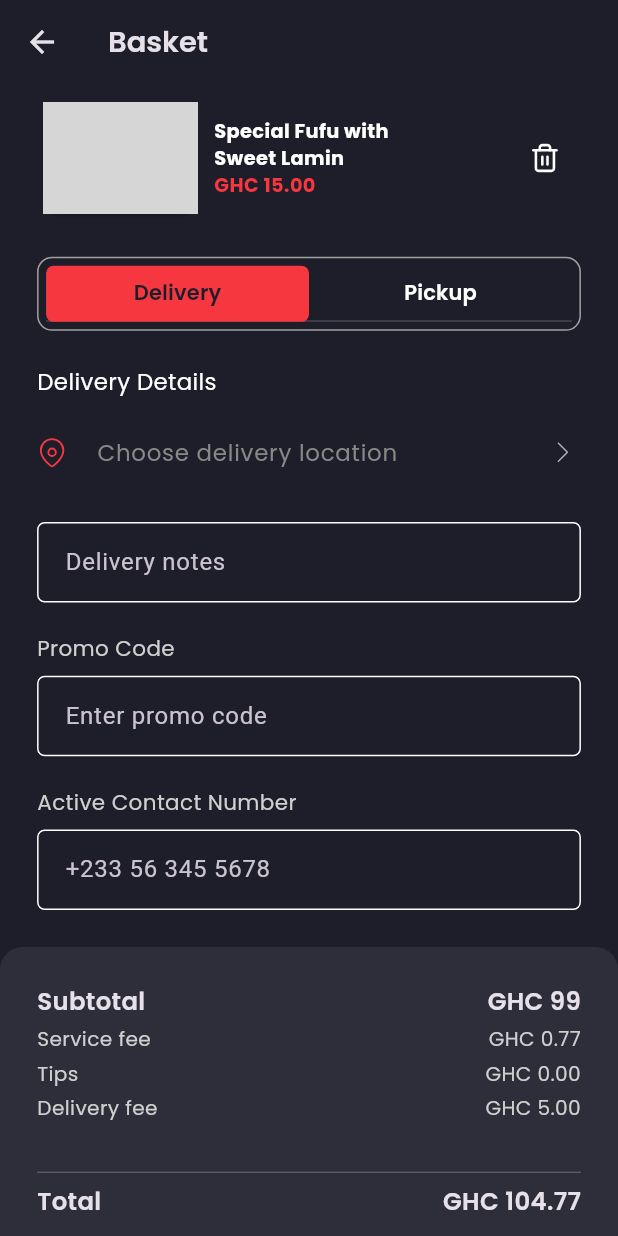
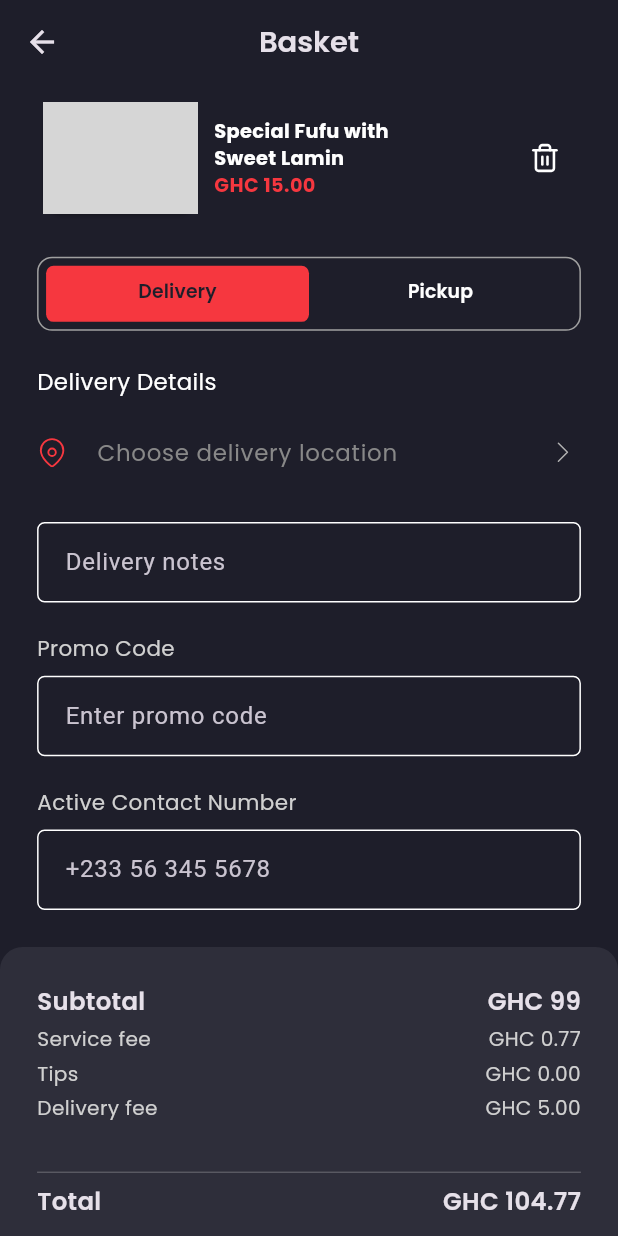
Before and after one commit to DiDi-App/Mobile-App, a Flutter app: the PaymentScreen screen opened directly, on a phone screen of 412 x 824 dp. Run offline on Flutter 3.47's test engine with Material 3 defaults, Android fonts, the phone set to English and light mode, and no system bars; drawn by our look-alikes of cached_network_image; our stand-ins replace flutter_bloc, flutter_svg, fpdart, get_it, hive, responsive_sizer and 2 more; accounts and stored records are empty; network calls fail; statements that could not run were skipped; grey boxes are pictures that could not be loaded.

Commit message:
fix: fix responsivity issues on tablet devices

```diff
--- a/Didi/lib/src/features/auth/data/datasources/auth_remote_data_source.dart
+++ b/Didi/lib/src/features/auth/data/datasources/auth_remote_data_source.dart
@@ -170,6 +170,7 @@ class AuthRemoteDataSourceImpl implements AuthRemoteDataSource {
 
       if (response.statusCode != 201) {
         final resMap = jsonDecode(response.body) as Map<String, dynamic>;
+
         throw AuthException(
           message: resMap["error"] ??
               resMap["message"] ??
--- a/Didi/lib/src/features/auth/data/repository/auth_repository_impl.dart
+++ b/Didi/lib/src/features/auth/data/repository/auth_repository_impl.dart
@@ -102,7 +102,6 @@ class AuthRepositoryImpl implements AuthRepository {
   Future<Either<AuthFailure, UserEntity>> getLoggedInuser() async {
     try {
       final user = await _authLocalDataSource.getLoggedInUserInfo();
-      print(user);
       return right(user);
     } on AuthException catch (e) {
       return left(AuthFailure(message: e.message));
--- a/Didi/lib/src/features/listings/presentation/pages/food_detail_page.dart
+++ b/Didi/lib/src/features/listings/presentation/pages/food_detail_page.dart
@@ -27,7 +27,7 @@ class FoodDetailPage extends StatelessWidget {
                   height: 25.h,
                   width: double.infinity,
                   imageUrl:
-                      "https://s3-alpha-sig.figma.com/img/09e0/0b8d/8839ae83655bea151d87fd6746130b0c?Expires=1732492800&Key-Pair-Id=APKAQ4GOSFWCVNEHN3O4&Signature=fxWoEfnpGLZl4A~m6Q7G0B4712dF3fi8DwJtBPuwNL1aDYEijAn1zVKMr3DK6TMkR~ZI9JP02zw9Xx5iTcQtDB1x87~D3hqPIVg27d9QmBrugdHA5QmOH6uc6N0hZwmWqnwgsDHryf1dL4Ht4x61c5r7RYGH7rEOoYHYYtuyVKAT~kW5HL3LrGi95JgUXpGkSPD6WuCSUwsScU0ZOC43Ob~ivZsyxnhey17~iBEWduRl1SjdL3iWhtKl6BkYfg2O6u7EDU2zYg39pankH4jUnPpLGgwV8GRBc6XkoKKAEtA0~3w5g4reWlfjeu27Yznyhz3MtjHK2GQjBkIKbde9zw__",
+                      "https://s3-alpha-sig.figma.com/img/09e0/0b8d/8839ae83655bea151d87fd6746130b0c?Expires=1734307200&Key-Pair-Id=APKAQ4GOSFWCVNEHN3O4&Signature=p0lT9NTzeGHGzCZg2sB4MhTU8HeC8lkOf53-6JHVJP21OKTdpdFlHMqrcDsUQzQyORQwzmG4WpFxbXnWRaLju2nx-2Is8PMVB4lR8rIJhVA8qiz-t11sNkNsNmPP1G7nTCpJQRf-9I~QVHOeZGIRcLBnJ0nJssoIadSx6yZ9Nws-02ZMArJ9trHdiZmEPFIa0EVOKuZkw2BPWbT4BxCjA3PtO7tb95CN6GU~rETMH75ZLp2-yIzSissHX2AQ8RNDPVVvTiJwcfTeUBDvw9tvXhsfh9lHdd9eI6k13YLU5IQt0aYivIZXbDW9eWhr94qNQqm0~QfdrOxBOCvHsoyPkA__",
                 ),
                 Positioned(
                   left: 7.w,
--- a/Didi/lib/src/features/listings/presentation/widgets/announcement_card.dart
+++ b/Didi/lib/src/features/listings/presentation/widgets/announcement_card.dart
@@ -18,9 +18,9 @@ class AnnouncementCard extends StatelessWidget {
         children: [
           CachedNetworkImage(
             imageUrl:
-                "https://s3-alpha-sig.figma.com/img/7c7c/531b/3da34e93e27d789f8c8aa942ef6a80a3?Expires=1732492800&Key-Pair-Id=APKAQ4GOSFWCVNEHN3O4&Signature=Ta1-C7xg62ZQDuvW8Fzh2ldiY9XszlOeTIMTgdUQGC9YeGkxw~9hQOmyJFQSrHRQ-RwIGIjUkirEiwqgQv~1w8fMveRX9yEdWzJ3rKYSHCKXJDrUHk3f6wYdf2qskj5nLGLFC6NMOTFu7DN1zWfaOG7ppdn~dPBtu1ES92Z9m~YGcnW~PDcZ-cDnwN9vNhFuQk8ChVGnoJsVsu0xhiKbbw9aMYGDhVPjqCjKKvuKnBRBLanxGzU3uD7piaVjodLoknohN6XNqnLSTcDcZcVCp7J4fnH6QopxrUCANTV89PxTwgGCC8iy7ZuQlQihHQCIerUZ0CZBVQY~O7HhylJe-Q__",
+                "https://s3-alpha-sig.figma.com/img/7c7c/531b/3da34e93e27d789f8c8aa942ef6a80a3?Expires=1734307200&Key-Pair-Id=APKAQ4GOSFWCVNEHN3O4&Signature=grCRDiyS~CRoFzxlUM~CANwRddDx1qWVo~EULJEHTvC~i82mlbh~xQRnBNMxgl5JR4q3jf2iro5xTWQrkllLMg6SbmlWhM116kDE3LBTEwEFsPUbRXLolkj1KpKgsPcUs5eU-O1QLXekuyhGgq-BSmWEaU3JDYR5ZdHHGtdDRBx98Fxw-9m7oVcDhyB-OEXheQNJ46X-8D6o4ToezjVVJYmD2Bj2S1u3mwec6PQhY4EJx~UQaLL0LkjwlfyJh0Qg6EApdmRBYp9CHEl64~HlxQDb6zYbBpkgYXOwyjVC7oJGYwC7~hisFAAI-dyahdEiyAAxwgTFMVWV0NMkPsJyfQ__",
             fit: BoxFit.cover,
-            height: 14.h,
+            height: Device.screenType == ScreenType.tablet ? 16.h : 14.h,
             width: double.infinity,
           ),
           Positioned(
--- a/Didi/lib/src/features/listings/presentation/widgets/custom_chip.dart
+++ b/Didi/lib/src/features/listings/presentation/widgets/custom_chip.dart
@@ -1,5 +1,6 @@
 import 'package:didi/src/core/theme/theme_colors.dart';
 import 'package:flutter/material.dart';
+import 'package:responsive_sizer/responsive_sizer.dart';
 
 class CustomChip extends StatefulWidget {
   const CustomChip({super.key, required this.onTap, required this.label});
@@ -12,6 +13,7 @@ class CustomChip extends StatefulWidget {
 }
 
 class _CustomChipState extends State<CustomChip> {
+  final isTablet = Device.screenType == ScreenType.tablet;
   int ctr = 0;
   @override
   Widget build(BuildContext context) {
@@ -22,6 +24,7 @@ class _CustomChipState extends State<CustomChip> {
         setState(() {});
       },
       child: Chip(
+        padding: EdgeInsets.all(isTablet ? 10 : 8),
         label: Text(widget.label),
         backgroundColor: ctr % 2 == 1
             ? AppThemeColors.kPrimaryButtonColor
--- a/Didi/lib/src/features/listings/presentation/widgets/food_info_container.dart
+++ b/Didi/lib/src/features/listings/presentation/widgets/food_info_container.dart
@@ -9,7 +9,7 @@ class FoodInfoContainer extends StatelessWidget {
   Widget build(BuildContext context) {
     return Container(
       decoration: BoxDecoration(
-        borderRadius: BorderRadius.circular(10),
+        borderRadius: BorderRadius.circular(3.w),
         color: AppThemeColors.kContainerColor,
       ),
       child: Padding(
--- a/Didi/lib/src/features/listings/presentation/widgets/meal_item.dart
+++ b/Didi/lib/src/features/listings/presentation/widgets/meal_item.dart
@@ -20,10 +20,10 @@ class MealItem extends StatelessWidget {
                 color: AppThemeColors.kTextFieldColor),
             clipBehavior: Clip.hardEdge,
             width: double.infinity,
-            height: 12.h,
+            height: Device.screenType == ScreenType.tablet ? 15.h : 12.h,
             child: CachedNetworkImage(
               imageUrl:
-                  "https://s3-alpha-sig.figma.com/img/7c7c/531b/3da34e93e27d789f8c8aa942ef6a80a3?Expires=1732492800&Key-Pair-Id=APKAQ4GOSFWCVNEHN3O4&Signature=Ta1-C7xg62ZQDuvW8Fzh2ldiY9XszlOeTIMTgdUQGC9YeGkxw~9hQOmyJFQSrHRQ-RwIGIjUkirEiwqgQv~1w8fMveRX9yEdWzJ3rKYSHCKXJDrUHk3f6wYdf2qskj5nLGLFC6NMOTFu7DN1zWfaOG7ppdn~dPBtu1ES92Z9m~YGcnW~PDcZ-cDnwN9vNhFuQk8ChVGnoJsVsu0xhiKbbw9aMYGDhVPjqCjKKvuKnBRBLanxGzU3uD7piaVjodLoknohN6XNqnLSTcDcZcVCp7J4fnH6QopxrUCANTV89PxTwgGCC8iy7ZuQlQihHQCIerUZ0CZBVQY~O7HhylJe-Q__",
+                  "https://s3-alpha-sig.figma.com/img/462c/1c30/5c73404962f595b8f282c749bd00fb31?Expires=1734307200&Key-Pair-Id=APKAQ4GOSFWCVNEHN3O4&Signature=dBQkzPZ7tAmAxH0qDsnaqDVKp1kwsv717HLdQRwYK3Yea88t4lq0p5EZv~8mpBWx6jFOd7BhUnhtn9PwQMQAs-sDO5--e7ZCf4KVxqpE-PWELJobfhOCRU3TIDALk2yGifkusURW91bUnHeAPUiIxcAola5UW06PiUofmIzpyHy425s2y0ovR2BnuCRZzz~axmDiPV9vNmkrwIx0P5FXuPelMtwQF8RupioSHCRwdlbKc2lVnxNNkFpPwNB-XHUiVU3hcBSp-EOAzSaTEycyM3LiXdDusbgx2YK0rlJbNq-MecufIx1rx-2~eRiYtoIjSmtRsW9BXKsfYPbCGwC7Hw__",
               fit: BoxFit.cover,
             ),
           ),
--- a/Didi/lib/src/features/listings/presentation/widgets/rounded_buttons.dart
+++ b/Didi/lib/src/features/listings/presentation/widgets/rounded_buttons.dart
@@ -1,5 +1,6 @@
 import 'package:didi/src/core/theme/theme_colors.dart';
 import 'package:flutter/material.dart';
+import 'package:responsive_sizer/responsive_sizer.dart';
 
 class RoundedButtons extends StatelessWidget {
   const RoundedButtons({super.key, required this.child, required this.onTap});
@@ -12,6 +13,7 @@ class RoundedButtons extends StatelessWidget {
     return GestureDetector(
       onTap: onTap,
       child: CircleAvatar(
+        radius: 2.25.h,
         backgroundColor: AppThemeColors.kContainerColor,
         child: child,
       ),
--- a/Didi/lib/src/features/orders/presentation/pages/payment.dart
+++ b/Didi/lib/src/features/orders/presentation/pages/payment.dart
@@ -40,6 +40,7 @@ class _PaymentScreenState extends State<PaymentScreen>
 
   @override
   Widget build(BuildContext context) {
+    final isTablet = Device.screenType == ScreenType.tablet;
     return Scaffold(
       appBar: AppBar(
         title: Text(
@@ -50,6 +51,7 @@ class _PaymentScreenState extends State<PaymentScreen>
             fontFamily: "Poppins",
           ),
         ),
+        centerTitle: true,
       ),
       body: SingleChildScrollView(
         child: Column(
@@ -76,6 +78,7 @@ class _PaymentScreenState extends State<PaymentScreen>
                     ),
                     height: 6.h,
                     child: TabBar(
+                      dividerHeight: 0,
                       labelPadding: EdgeInsets.zero,
                       labelColor: AppThemeColors.kPrimaryBackgroundColor,
                       unselectedLabelColor: AppThemeColors.kWhiteColor,
@@ -88,12 +91,13 @@ class _PaymentScreenState extends State<PaymentScreen>
                         Container(
                           decoration: const BoxDecoration(),
                           width: double.infinity,
-                          child: const Center(
+                          child: Center(
                             child: Text(
                               "Delivery",
                               style: TextStyle(
                                 fontFamily: "Poppins",
                                 fontWeight: FontWeight.w600,
+                                fontSize: 14.5.sp,
                               ),
                             ),
                           ),
@@ -101,12 +105,13 @@ class _PaymentScreenState extends State<PaymentScreen>
                         Container(
                           decoration: const BoxDecoration(),
                           width: double.infinity,
-                          child: const Center(
+                          child: Center(
                             child: Text(
                               "Pickup",
                               style: TextStyle(
                                 fontFamily: "Poppins",
                                 fontWeight: FontWeight.w600,
+                                fontSize: 14.5.sp,
                               ),
                             ),
                           ),
@@ -188,6 +193,8 @@ class _PaymentScreenState extends State<PaymentScreen>
             Padding(
               padding: EdgeInsets.symmetric(horizontal: 5.w),
               child: SlideAction(
+                sliderButtonIconSize: isTablet ? 3.3.h : 2.6.h,
+                height: 7.5.h,
                 onSubmit: () async {},
                 elevation: 0,
                 outerColor: AppThemeColors.kPrimaryButtonColor,
--- a/Didi/lib/src/features/orders/presentation/widgets/basket_item.dart
+++ b/Didi/lib/src/features/orders/presentation/widgets/basket_item.dart
@@ -9,6 +9,7 @@ class BasketItem extends StatelessWidget {
 
   @override
   Widget build(BuildContext context) {
+    final isTablet = Device.screenType == ScreenType.tablet;
     return Container(
       margin: EdgeInsets.symmetric(vertical: 1.h),
       child: Row(
@@ -22,11 +23,11 @@ class BasketItem extends StatelessWidget {
                     borderRadius: BorderRadius.circular(7),
                   ),
                   clipBehavior: Clip.hardEdge,
-                  height: 9.h,
-                  width: 25.w,
+                  height: isTablet ? 10.h : 9.h,
+                  width: isTablet ? 21.w : 25.w,
                   child: CachedNetworkImage(
                     imageUrl:
-                        "https://s3-alpha-sig.figma.com/img/09e0/0b8d/8839ae83655bea151d87fd6746130b0c?Expires=1732492800&Key-Pair-Id=APKAQ4GOSFWCVNEHN3O4&Signature=fxWoEfnpGLZl4A~m6Q7G0B4712dF3fi8DwJtBPuwNL1aDYEijAn1zVKMr3DK6TMkR~ZI9JP02zw9Xx5iTcQtDB1x87~D3hqPIVg27d9QmBrugdHA5QmOH6uc6N0hZwmWqnwgsDHryf1dL4Ht4x61c5r7RYGH7rEOoYHYYtuyVKAT~kW5HL3LrGi95JgUXpGkSPD6WuCSUwsScU0ZOC43Ob~ivZsyxnhey17~iBEWduRl1SjdL3iWhtKl6BkYfg2O6u7EDU2zYg39pankH4jUnPpLGgwV8GRBc6XkoKKAEtA0~3w5g4reWlfjeu27Yznyhz3MtjHK2GQjBkIKbde9zw__",
+                        "https://s3-alpha-sig.figma.com/img/09e0/0b8d/8839ae83655bea151d87fd6746130b0c?Expires=1734307200&Key-Pair-Id=APKAQ4GOSFWCVNEHN3O4&Signature=p0lT9NTzeGHGzCZg2sB4MhTU8HeC8lkOf53-6JHVJP21OKTdpdFlHMqrcDsUQzQyORQwzmG4WpFxbXnWRaLju2nx-2Is8PMVB4lR8rIJhVA8qiz-t11sNkNsNmPP1G7nTCpJQRf-9I~QVHOeZGIRcLBnJ0nJssoIadSx6yZ9Nws-02ZMArJ9trHdiZmEPFIa0EVOKuZkw2BPWbT4BxCjA3PtO7tb95CN6GU~rETMH75ZLp2-yIzSissHX2AQ8RNDPVVvTiJwcfTeUBDvw9tvXhsfh9lHdd9eI6k13YLU5IQt0aYivIZXbDW9eWhr94qNQqm0~QfdrOxBOCvHsoyPkA__",
                     fit: BoxFit.cover,
                   ),
                 ),
--- a/Didi/lib/src/features/orders/presentation/widgets/order_location_card.dart
+++ b/Didi/lib/src/features/orders/presentation/widgets/order_location_card.dart
@@ -9,6 +9,8 @@ class OrderLocationCard extends StatelessWidget {
 
   @override
   Widget build(BuildContext context) {
+    final isTablet = Device.screenType == ScreenType.tablet;
+
     return Container(
       width: double.infinity,
       decoration: BoxDecoration(
@@ -72,7 +74,7 @@ class OrderLocationCard extends StatelessWidget {
             SizedBox(height: 2.h),
             Container(
               width: double.infinity,
-              height: 20.h,
+              height: isTablet ? 27.h : 20.h,
               decoration: BoxDecoration(
                 color: AppThemeColors.kPrimaryBackgroundColor,
                 borderRadius: BorderRadius.circular(10),
```
Also changed, not shown: Didi/lib/src/features/listings/presentation/pages/food_list.dart (+5 -2 lines), Didi/lib/src/features/listings/presentation/pages/homepage.dart (+15 -6 lines), Didi/lib/src/features/listings/presentation/widgets/custom_buttom_app_bar.dart (+6 -1 lines), Didi/lib/src/features/listings/presentation/widgets/home_text_field.dart (+5 -3 lines), Didi/lib/src/features/listings/presentation/widgets/menu_item.dart (+4 -3 lines), Didi/lib/src/features/orders/presentation/widgets/order_item.dart (+6 -3 lines), Didi/lib/src/features/settings/presentation/pages/settings_page.dart (+20 -8 lines), Didi/lib/src/features/settings/presentation/pages/update_phone.dart (+13 -3 lines), Didi/lib/src/features/settings/presentation/widgets/phone_input_field.dart (+12 -1 lines).
